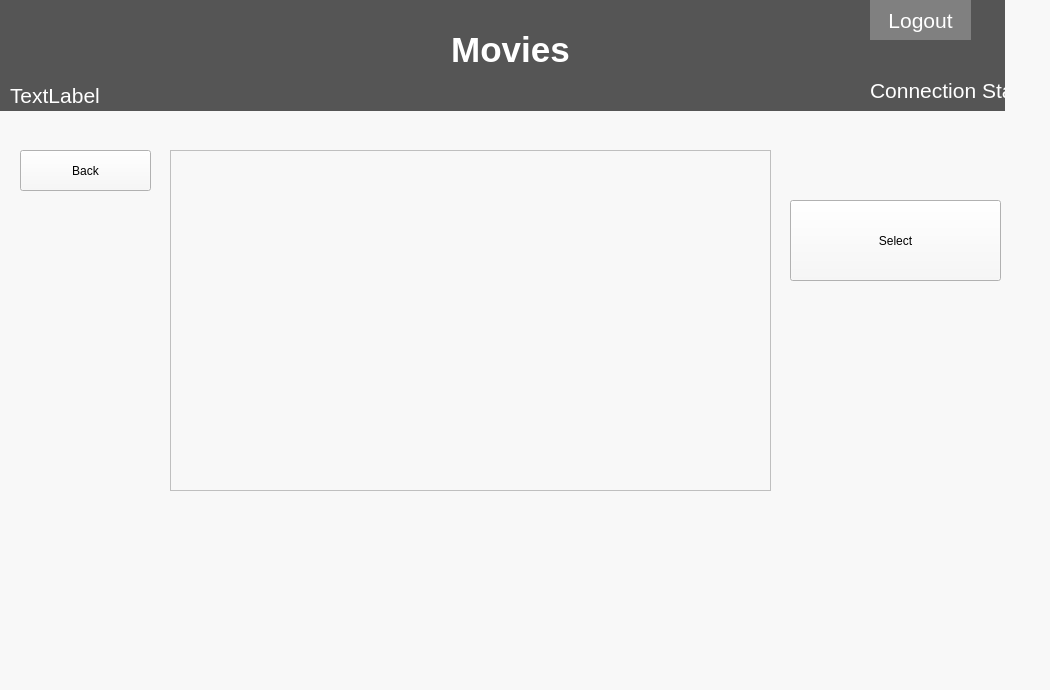
This is QT/learn.ui in LuciaCG/Bluebird as Qt 5 draws it before an edit. The edited form follows.
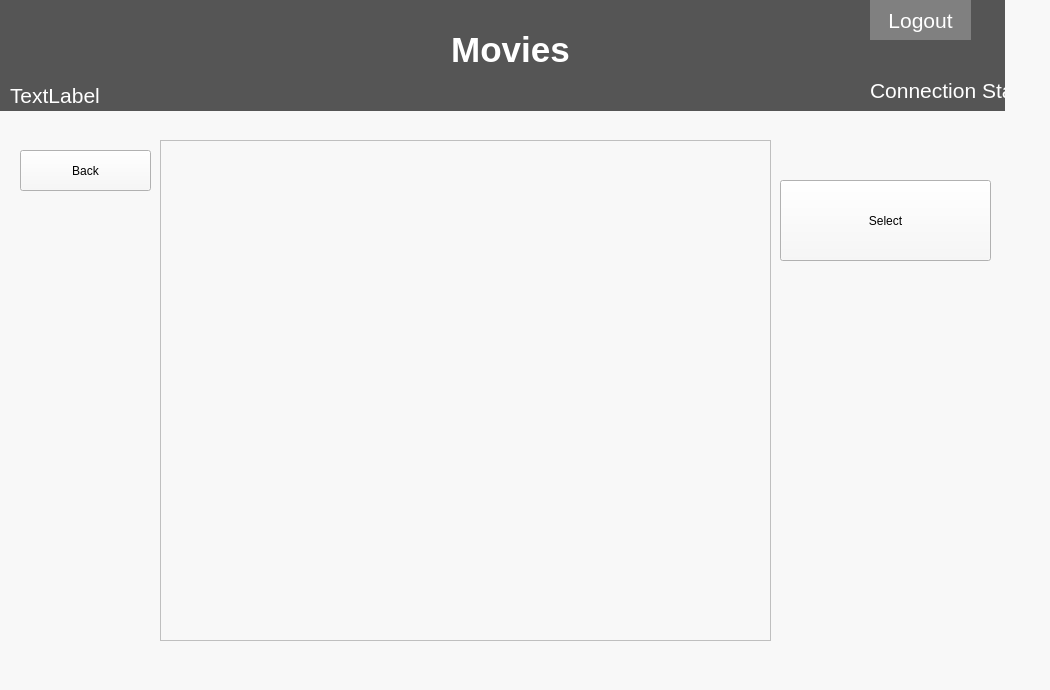
This is the edited form.

```diff
--- a/QT/learn.ui
+++ b/QT/learn.ui
@@ -134,33 +134,11 @@
      </property>
     </widget>
    </widget>
-   <widget class="QTableView" name="tableView">
-    <property name="geometry">
-     <rect>
-      <x>170</x>
-      <y>150</y>
-      <width>601</width>
-      <height>341</height>
-     </rect>
-    </property>
-    <property name="styleSheet">
-     <string notr="true">QHeaderView::section { background-color:#555555; color:#FFFFFF; font-weight:bold;}</string>
-    </property>
-    <property name="selectionBehavior">
-     <enum>QAbstractItemView::SelectRows</enum>
-    </property>
-    <attribute name="horizontalHeaderHighlightSections">
-     <bool>false</bool>
-    </attribute>
-    <attribute name="verticalHeaderVisible">
-     <bool>false</bool>
-    </attribute>
-   </widget>
    <widget class="QPushButton" name="selection">
     <property name="geometry">
      <rect>
-      <x>790</x>
-      <y>200</y>
+      <x>780</x>
+      <y>180</y>
       <width>211</width>
       <height>81</height>
      </rect>
@@ -182,6 +160,61 @@
      <string>Back</string>
     </property>
    </widget>
+   <widget class="QTableView" name="tableView">
+    <property name="geometry">
+     <rect>
+      <x>160</x>
+      <y>140</y>
+      <width>611</width>
+      <height>501</height>
+     </rect>
+    </property>
+    <property name="minimumSize">
+     <size>
+      <width>611</width>
+      <height>501</height>
+     </size>
+    </property>
+    <property name="autoFillBackground">
+     <bool>false</bool>
+    </property>
+    <property name="styleSheet">
+     <string notr="true">QHeaderView::section { background-color:#555555; color:#FFFFFF; font-weight:bold;}</string>
+    </property>
+    <property name="verticalScrollBarPolicy">
+     <enum>Qt::ScrollBarAsNeeded</enum>
+    </property>
+    <property name="horizontalScrollBarPolicy">
+     <enum>Qt::ScrollBarAsNeeded</enum>
+    </property>
+    <property name="sizeAdjustPolicy">
+     <enum>QAbstractScrollArea::AdjustToContentsOnFirstShow</enum>
+    </property>
+    <property name="editTriggers">
+     <set>QAbstractItemView::NoEditTriggers</set>
+    </property>
+    <property name="tabKeyNavigation">
+     <bool>false</bool>
+    </property>
+    <property name="selectionBehavior">
+     <enum>QAbstractItemView::SelectRows</enum>
+    </property>
+    <attribute name="horizontalHeaderDefaultSectionSize">
+     <number>100</number>
+    </attribute>
+    <attribute name="horizontalHeaderHighlightSections">
+     <bool>false</bool>
+    </attribute>
+    <attribute name="horizontalHeaderMinimumSectionSize">
+     <number>50</number>
+    </attribute>
+    <attribute name="horizontalHeaderStretchLastSection">
+     <bool>false</bool>
+    </attribute>
+    <attribute name="verticalHeaderVisible">
+     <bool>false</bool>
+    </attribute>
+   </widget>
   </widget>
  </widget>
  <resources/>
```
